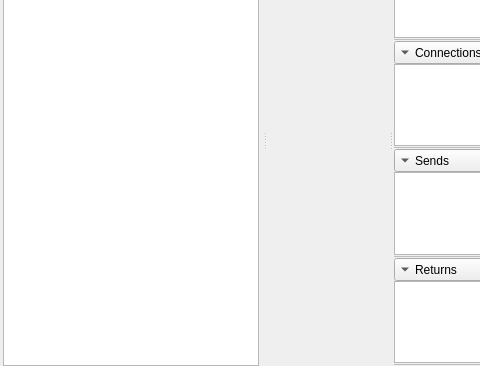
First picture: the form in mainwindow.ui, repository uliss/patch_scene, before the edit; both pictures show x 0 to 480 and y 134 to 500 of the 650 by 500 pixel window.
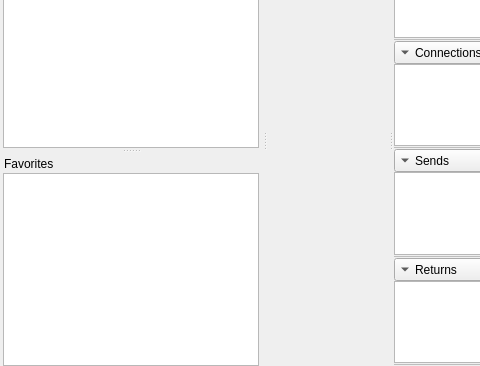
Second picture: the form after the edit. Icons and pictures are not drawn.

```diff
--- a/mainwindow.ui
+++ b/mainwindow.ui
@@ -414,6 +414,39 @@
     </layout>
    </widget>
   </widget>
+  <widget class="QDockWidget" name="favoritesDock">
+   <property name="features">
+    <set>QDockWidget::NoDockWidgetFeatures</set>
+   </property>
+   <property name="allowedAreas">
+    <set>Qt::LeftDockWidgetArea</set>
+   </property>
+   <property name="windowTitle">
+    <string>Favorites</string>
+   </property>
+   <attribute name="dockWidgetArea">
+    <number>1</number>
+   </attribute>
+   <widget class="QWidget" name="dockWidgetContents">
+    <layout class="QVBoxLayout" name="verticalLayout_3">
+     <property name="leftMargin">
+      <number>3</number>
+     </property>
+     <property name="topMargin">
+      <number>0</number>
+     </property>
+     <property name="rightMargin">
+      <number>3</number>
+     </property>
+     <property name="bottomMargin">
+      <number>0</number>
+     </property>
+     <item>
+      <widget class="QTreeView" name="treeView"/>
+     </item>
+    </layout>
+   </widget>
+  </widget>
   <action name="actionOpen">
    <property name="text">
     <string>&amp;Open</string>
```
